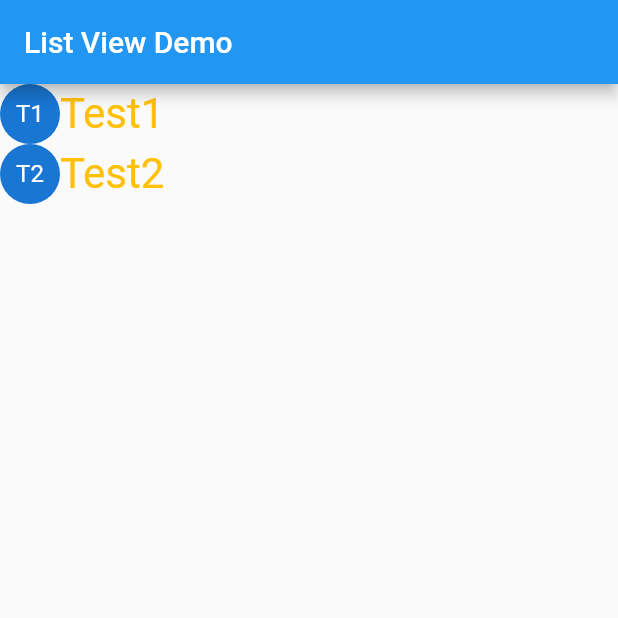
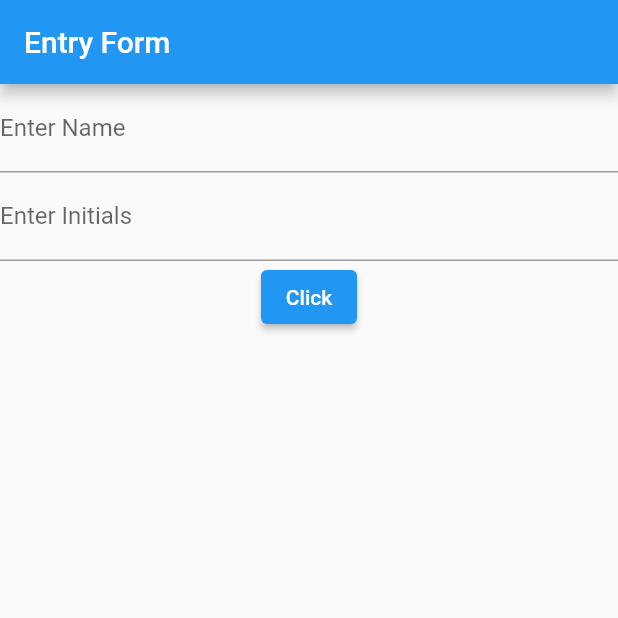
Before and after one commit to RamandeepSingh-IntelligentComputing/IoTTraining, a Flutter app: the screen it shows after launch, on a phone screen of 412 x 824 dp, the top half of it. Run offline on Flutter 3.47's test engine with Material 2 defaults, Android fonts, the phone set to English and light mode, and no system bars.

Commit message:
ListView Builder

```diff
--- a/IotFlutterTraining/lib/customwidgets/ListViewDemo.dart
+++ b/IotFlutterTraining/lib/customwidgets/ListViewDemo.dart
@@ -1,36 +1,78 @@
 import 'package:flutter/material.dart';
+import 'package:iotfluttertraining/customwidgets/CustomWidgets.dart';
 
 class lvHome extends StatelessWidget{
+  var childList = List<DetailWidget>.generate(1000, (index) =>
+      DetailWidget(name:"Test ${index+1}", init:"T${index+1}"));
+
   @override
   Widget build(BuildContext context) {
     return (Scaffold(appBar: AppBar(title: Text("List View Demo"),),
-        body: ListView(children: [
-          DetailWidget("Test1","T1"),
-          DetailWidget("Test2","T2"),
-        ],)
+        body: ListView(children: childList,)
     ));
   }
 }
 
-class DetailWidget extends StatefulWidget{
+class DetailWidget extends StatelessWidget{
   String name="";
   String init = "";
-  DetailWidget(String nm,String ini){
-    name = nm;
-    init = ini;
+  DetailWidget({@required this.name="",@required this.init=""});
+  void serveSnack(BuildContext cntx){
+    ScaffoldMessenger.of(cntx).showSnackBar(
+        SnackBar(content: Text("Welcome ${name}"),
+            duration:Duration(seconds: 1) ,));
   }
 
-  _DetailWidgetState createState()=> _DetailWidgetState();
-}
-
-class _DetailWidgetState extends State<DetailWidget>{
   @override
   Widget build(BuildContext context) {
-    return(
-    Row(children: [
-      CircleAvatar(child: Text(widget.init),),
-      Text(widget.name,style: TextStyle(fontSize: 28,color: Colors.amber),)
-    ],)
+    return(SizedBox(height: 100,
+     child:Row(mainAxisAlignment: MainAxisAlignment.start,
+      children: [
+      GestureDetector(onTap:(){serveSnack(context);},
+          child:CircleAvatar(radius:40, child: Text(init),)),
+      Text(name,style: TextStyle(fontSize: 28,color: Colors.blueGrey),)
+    ],))
     );
   }
 }
+
+class entryForm extends StatefulWidget{
+
+  _entryFormState createState()=> _entryFormState();
+}
+
+class _entryFormState extends State<entryForm>{
+
+  var studentList = <DetailWidget>[];
+
+  TextEditingController name = TextEditingController();
+  TextEditingController initials = TextEditingController();
+
+  void updateStudentList(){
+    studentList.add(DetailWidget(name: name.text, init: initials.text));
+    setState(() {
+
+    });
+  }
+
+  @override
+  Widget build(BuildContext context) {
+    return(Scaffold(
+      appBar: AppBar(title: Text("Entry Form"),),
+      body:Column(children: [
+        TextField(decoration: InputDecoration(labelText: "Enter Name"),
+            controller: name,),
+        TextField(decoration: InputDecoration(labelText: "Enter Initials"),
+            controller: initials,),
+        ElevatedButton(onPressed:updateStudentList, child: Text("Click")),
+        Expanded(child:ListView.builder(itemCount: studentList.length,
+        itemBuilder: (context,index) {
+          return DetailWidget(name: studentList[index].name, init: studentList[index].init);
+          },)),
+      ],
+      )
+
+    ));
+  }
+
+}
--- a/IotFlutterTraining/lib/main.dart
+++ b/IotFlutterTraining/lib/main.dart
@@ -7,7 +7,7 @@ import 'customwidgets/CustomWidgets.dart';
 
 void main() {
   runApp(MaterialApp(
-    home: lvHome(),
+    home: entryForm(),
   ));
 }
 
```
